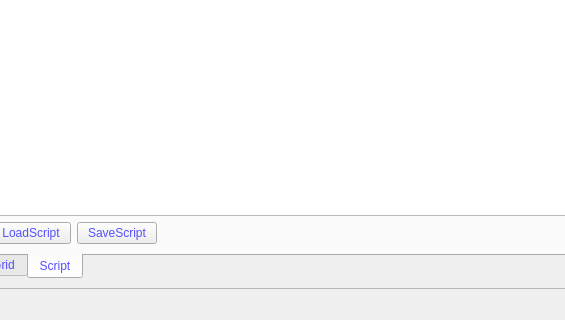
Above: scripts/SuperRod/superrod2.ui from jackey-qiu/DaFy_P23 before the change; both pictures show x 493 to 1058 and y 418 to 738 of the 1413 by 738 pixel window. Below: the same form after it.
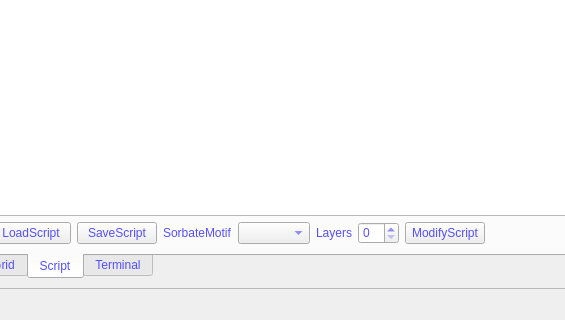
That is the form after the change. The open tabs and pages were chosen to show the change. Icons and pictures are not drawn. Custom widgets are drawn as their Qt base class.

Commit message: add terminal widget

Diff of the .ui file:
```diff
--- a/scripts/SuperRod/superrod2.ui
+++ b/scripts/SuperRod/superrod2.ui
@@ -510,6 +510,33 @@
                  </property>
                 </widget>
                </item>
+               <item>
+                <widget class="QLabel" name="label_4">
+                 <property name="text">
+                  <string>SorbateMotif</string>
+                 </property>
+                </widget>
+               </item>
+               <item>
+                <widget class="QComboBox" name="comboBox"/>
+               </item>
+               <item>
+                <widget class="QLabel" name="label_5">
+                 <property name="text">
+                  <string>Layers</string>
+                 </property>
+                </widget>
+               </item>
+               <item>
+                <widget class="QSpinBox" name="spinBox"/>
+               </item>
+               <item>
+                <widget class="QPushButton" name="pushButton_2">
+                 <property name="text">
+                  <string>ModifyScript</string>
+                 </property>
+                </widget>
+               </item>
                <item>
                 <spacer name="horizontalSpacer_3">
                  <property name="orientation">
@@ -527,6 +554,16 @@
              </item>
             </layout>
            </widget>
+           <widget class="QWidget" name="tab_11">
+            <attribute name="title">
+             <string>Terminal</string>
+            </attribute>
+            <layout class="QHBoxLayout" name="horizontalLayout_12">
+             <item>
+              <widget class="TerminalWidget" name="widget_terminal" native="true"/>
+             </item>
+            </layout>
+           </widget>
           </widget>
          </widget>
         </item>
@@ -695,6 +732,12 @@
    <header location="global">parameter_tree.h</header>
    <container>1</container>
   </customwidget>
+  <customwidget>
+   <class>TerminalWidget</class>
+   <extends>QWidget</extends>
+   <header>terminal_widget.h</header>
+   <container>1</container>
+  </customwidget>
  </customwidgets>
  <resources/>
  <connections/>
```
Left out of the diff: 14 changed lines with no effect on the pictures. The commit also changes 2 other files.
